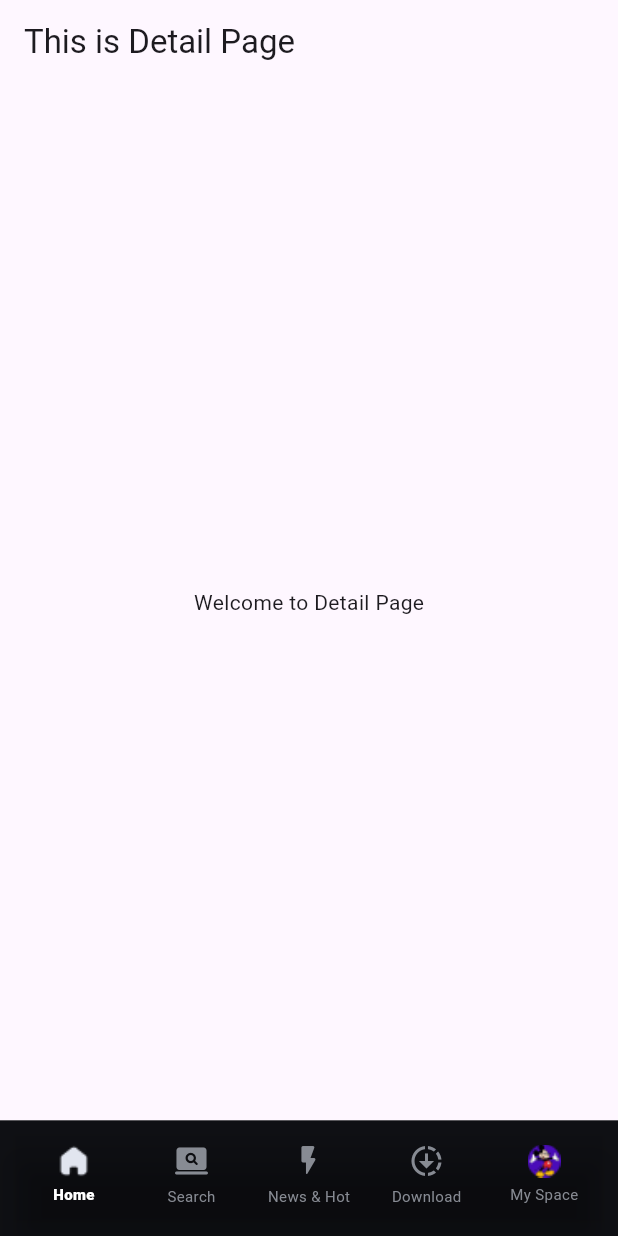
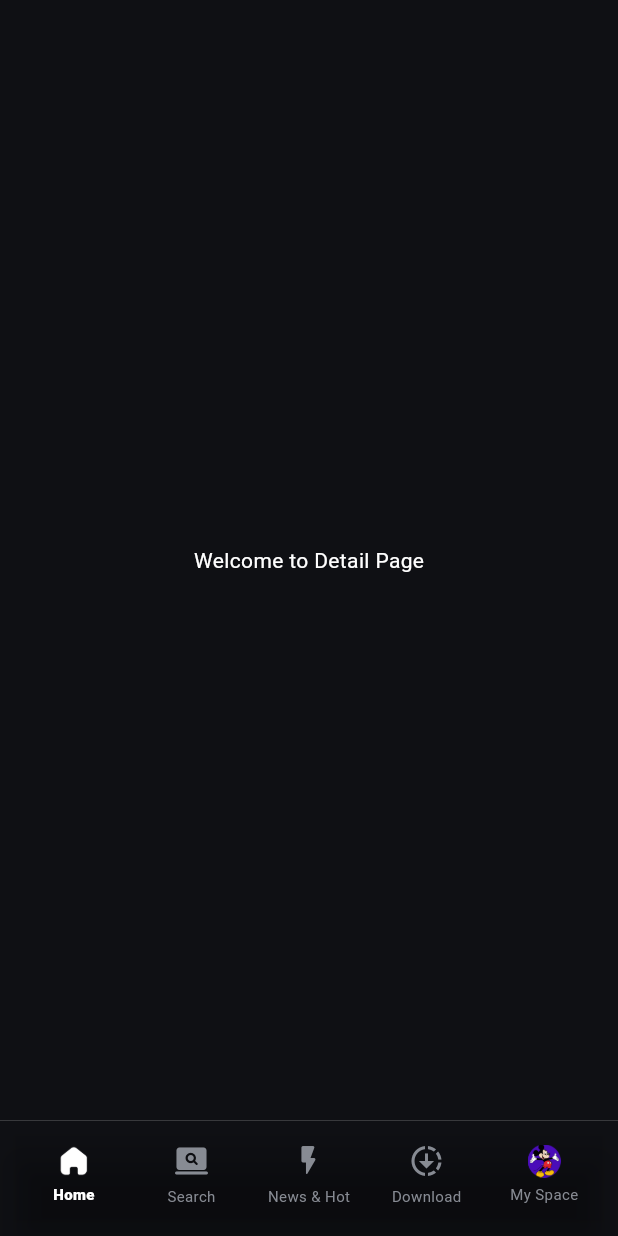
Before and after one commit to Yuslash/hotstar-app, a Flutter app: the screen it shows after launch, on a phone screen of 412 x 824 dp. Run offline on Flutter 3.47's test engine with Material 3 defaults, Android fonts, the phone set to English and light mode, and no system bars.

Commit message:
Ever Neither Never

```diff
--- a/hotstar/lib/DetailScreen/detailPage.dart
+++ b/hotstar/lib/DetailScreen/detailPage.dart
@@ -12,11 +12,9 @@ class _DetailPageState extends State<DetailPage> {
   @override
   Widget build(BuildContext context) {
     return Scaffold(
-      appBar: AppBar(
-        title: const Text("This is Detail Page"),
-      ),
+      backgroundColor: Color(0xFF0F1014),
       body: Center(
-        child: const Text("Welcome to Detail Page"),
+        child: const Text("Welcome to Detail Page", style: TextStyle(color: Colors.white),),
       ),
     );
   }
```
Also changed, not shown: hotstar/images/home.png, hotstar/images/mic.png, 1 other file.
